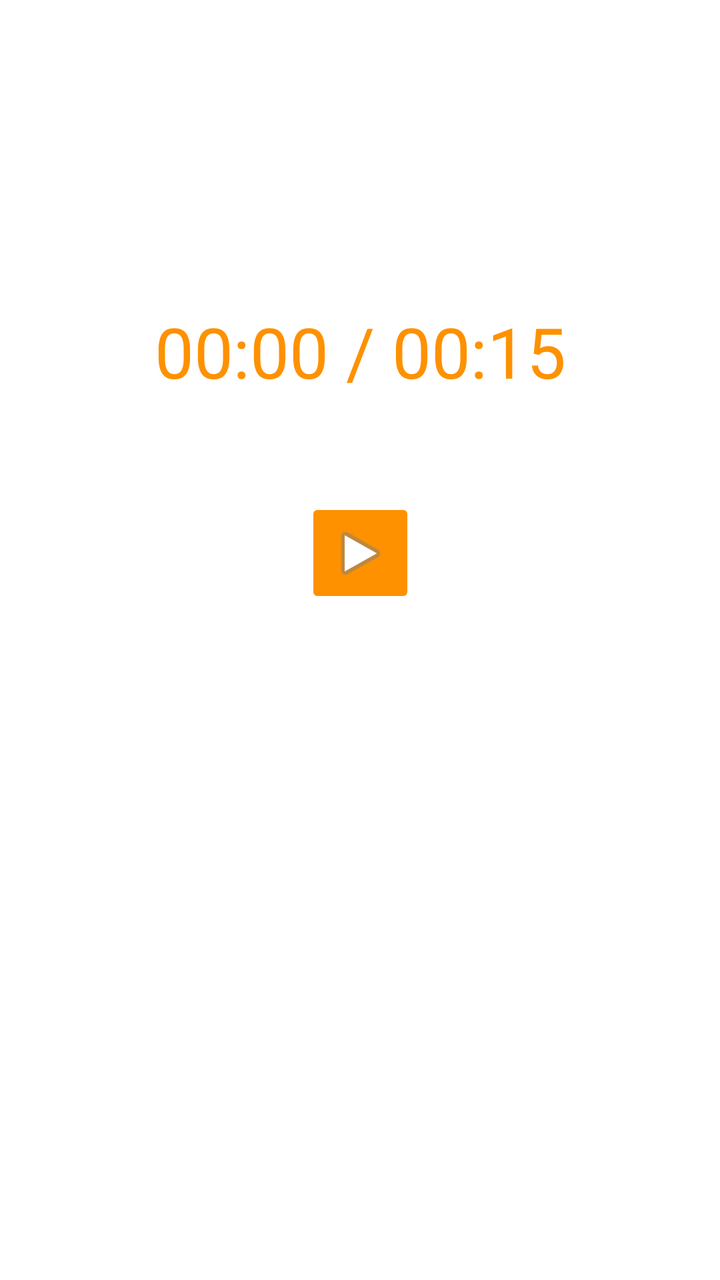
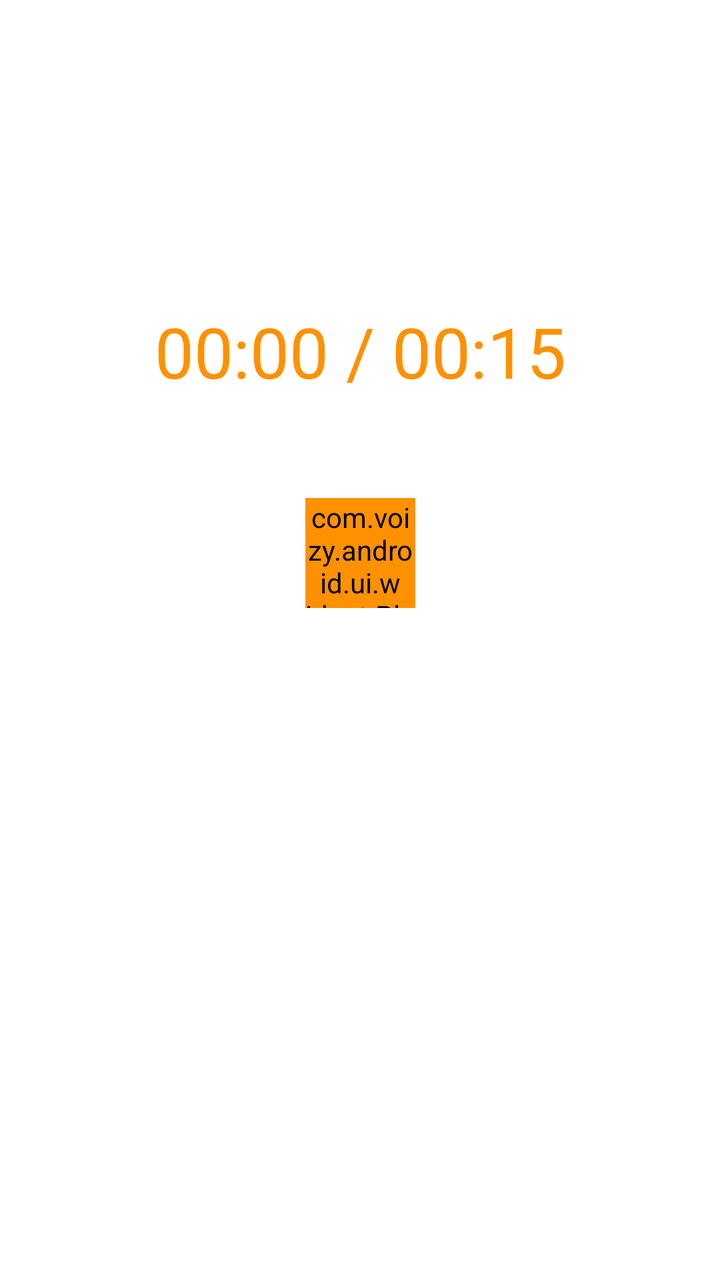

Compare the two renders of this Android layout. The source of the first and the diff that turns it into the second are given below.
<!-- AndroidManifest.xml: application theme AppTheme.Launcher -->
<!-- res/layout/recording_overlay_fragment.xml -->
<?xml version="1.0" encoding="utf-8"?>
<androidx.constraintlayout.widget.ConstraintLayout xmlns:android="http://schemas.android.com/apk/res/android"
    xmlns:app="http://schemas.android.com/apk/res-auto"
    xmlns:test="http://schemas.android.com/tools"
    android:id="@+id/overlay_fragment_root"
    android:orientation="vertical"
    android:layout_width="match_parent"
    android:layout_height="match_parent"
    android:background="@android:color/white">

    <TextView
        android:id="@+id/tv_recording_time"
        android:layout_width="wrap_content"
        android:layout_height="wrap_content"
        android:textColor="@color/voizy_orange"
        android:textSize="35sp"
        android:layout_marginEnd="8dp"
        app:layout_constraintEnd_toEndOf="parent"
        android:layout_marginStart="8dp"
        app:layout_constraintStart_toStartOf="parent"
        android:layout_marginBottom="8dp"
        app:layout_constraintBottom_toBottomOf="parent"
        android:layout_marginTop="8dp"
        app:layout_constraintTop_toTopOf="parent"
        app:layout_constraintVertical_bias="0.25"
        android:text="00:00 / 00:15" />

    <ImageButton
        android:id="@+id/btn_playback"
        android:layout_width="55dp"
        android:layout_height="55dp"
        android:layout_marginTop="50dp"
        app:layout_constraintEnd_toEndOf="parent"
        app:layout_constraintStart_toStartOf="parent"
        app:layout_constraintTop_toBottomOf="@+id/tv_recording_time"
        android:src="@android:drawable/ic_media_play"
        android:backgroundTint="@color/voizy_orange" />

    <TextView
        android:id="@+id/text_voizy_save_error"
        android:layout_width="wrap_content"
        android:layout_height="wrap_content"
        android:layout_marginBottom="16dp"
        app:layout_constraintBottom_toTopOf="@+id/et_voizy_name"
        app:layout_constraintEnd_toEndOf="parent"
        app:layout_constraintStart_toStartOf="parent"
        android:textColor="@android:color/holo_red_light"
        android:text="@string/error_audio_over_15_not_allowed"
        android:visibility="gone" />

    <EditText
        android:id="@+id/et_voizy_name"
        android:layout_width="match_parent"
        android:layout_height="50dp"
        app:layout_constraintEnd_toEndOf="parent"
        app:layout_constraintStart_toStartOf="parent"
        app:layout_constraintHorizontal_bias="0.0"
        app:layout_constraintBottom_toTopOf="@+id/et_voizy_tags"
        android:layout_marginEnd="25dp"
        android:layout_marginStart="25dp"
        android:layout_marginBottom="16dp"
        android:inputType="textCapSentences"
        android:ellipsize="start"
        android:gravity="center"
        android:visibility="gone"
        android:textColor="@android:color/primary_text_light"
        android:textSize="22sp"
        android:letterSpacing="0.001"
        test:visibility="visible"
        android:hint="@string/name_your_voizy" />

    <com.voizy.android.ui.widget.TagEditText
        android:id="@+id/et_voizy_tags"
        android:layout_width="match_parent"
        android:layout_height="50dp"
        app:layout_constraintEnd_toEndOf="parent"
        app:layout_constraintStart_toStartOf="parent"
        app:layout_constraintHorizontal_bias="0.0"
        app:layout_constraintBottom_toTopOf="@+id/btn_save_voizy"
        android:layout_marginEnd="25dp"
        android:layout_marginStart="25dp"
        android:layout_marginBottom="16dp"
        android:ellipsize="start"
        android:gravity="center"
        android:visibility="gone"
        test:visibility="visible"
        android:singleLine="true"
        android:textSize="16sp"
        android:hint="@string/enter_tags_hint" />

    <Button
        style="@style/VoizyTheme.BorderButton"
        android:id="@+id/btn_save_voizy"
        android:layout_width="150dp"
        android:layout_height="wrap_content"
        app:layout_constraintEnd_toEndOf="parent"
        android:layout_marginEnd="8dp"
        app:layout_constraintStart_toStartOf="parent"
        android:layout_marginStart="8dp"
        android:layout_marginBottom="130dp"
        app:layout_constraintBottom_toBottomOf="parent"
        test:visibility="visible"
        android:visibility="gone"
        android:text="@string/finish" />

</androidx.constraintlayout.widget.ConstraintLayout>
<!-- resources referenced by this layout -->
<resources>
  <color name="voizy_orange">#FE9100</color>
  <string name="enter_tags_hint">"Enter tags"</string>
  <string name="error_audio_over_15_not_allowed">"Audio length of over 15s is not allowed"</string>
  <string name="finish">Finish</string>
  <string name="name_your_voizy">Name your Voizy</string>
  <style name="VoizyTheme.BorderButton" parent="android:Widget.Material.Button.Borderless">
          <item name="android:background">@drawable/voizy_button_ripples</item>
          <item name="android:textColor">@color/voizy_orange</item>
          <item name="android:foreground">?attr/selectableItemBackground</item>
      </style>
  <style name="AppTheme.Launcher" parent="AppTheme">
          <item name="android:windowBackground">@drawable/splash_screen_drawable</item>
          <item name="android:windowTranslucentStatus">true</item>
          <item name="android:windowTranslucentNavigation">true</item>
      </style>
  <!-- drawable voizy_button_ripples (drawable) -->
  <?xml version="1.0" encoding="utf-8"?>
  <ripple xmlns:android="http://schemas.android.com/apk/res/android"
      android:color="@color/voizy_orange">
      <item android:drawable="@drawable/border_background" />
  </ripple>
  <style name="AppTheme" parent="@style/Theme.AppCompat.Light.DarkActionBar">
          
          <item name="colorPrimary">@android:color/white</item>
          <item name="colorPrimaryDark">@android:color/white</item>
          <item name="colorAccent">@color/voizy_orange</item>
          <item name="android:statusBarColor">@color/voizy_orange</item>
          <item name="actionBarStyle">@style/VoizyAppBarTheme</item>
      </style>
  <!-- drawable splash_screen_drawable (drawable) -->
  <?xml version="1.0" encoding="utf-8"?>
  <layer-list xmlns:android="http://schemas.android.com/apk/res/android"
      android:opacity="opaque">
  
      <item android:drawable="@color/voizy_orange"/>
  
      <item>
          <bitmap
              android:src="@drawable/splash_screen_image"
              android:gravity="center"/>
      </item>
  
  </layer-list>
  <!-- drawable border_background (drawable) -->
  <layer-list xmlns:android="http://schemas.android.com/apk/res/android">
      <item>
          <shape>
              <corners android:radius="6dp"/>
              <solid android:color="@android:color/transparent"/>
              <stroke
                  android:width="1.5dp"
                  android:color="@color/voizy_orange"/>
          </shape>
      </item>
  </layer-list>
  <style name="VoizyAppBarTheme" parent="@style/Widget.AppCompat.ActionBar">
          <item name="android:background">@color/voizy_orange</item>
          <item name="android:icon">@drawable/splash_screen_image</item>
      </style>
  <!-- drawable splash_screen_image: png bitmap (drawable, 5870 bytes) -->
</resources>

<!-- the commit's change to res/layout/recording_overlay_fragment.xml (unified diff, before → after) -->
@@ -25,7 +25,7 @@
         app:layout_constraintVertical_bias="0.25"
         android:text="00:00 / 00:15" />
 
-    <ImageButton
+    <com.voizy.android.ui.widget.PlayPauseButton
         android:id="@+id/btn_playback"
         android:layout_width="55dp"
         android:layout_height="55dp"
